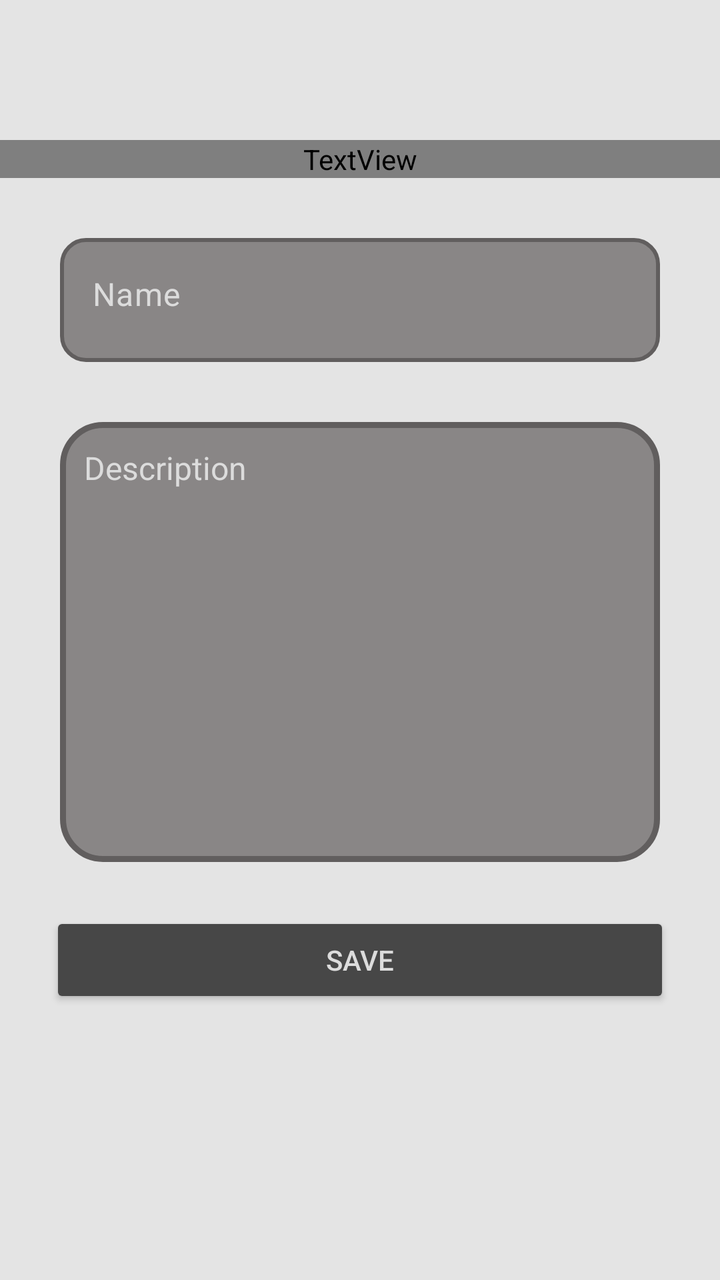
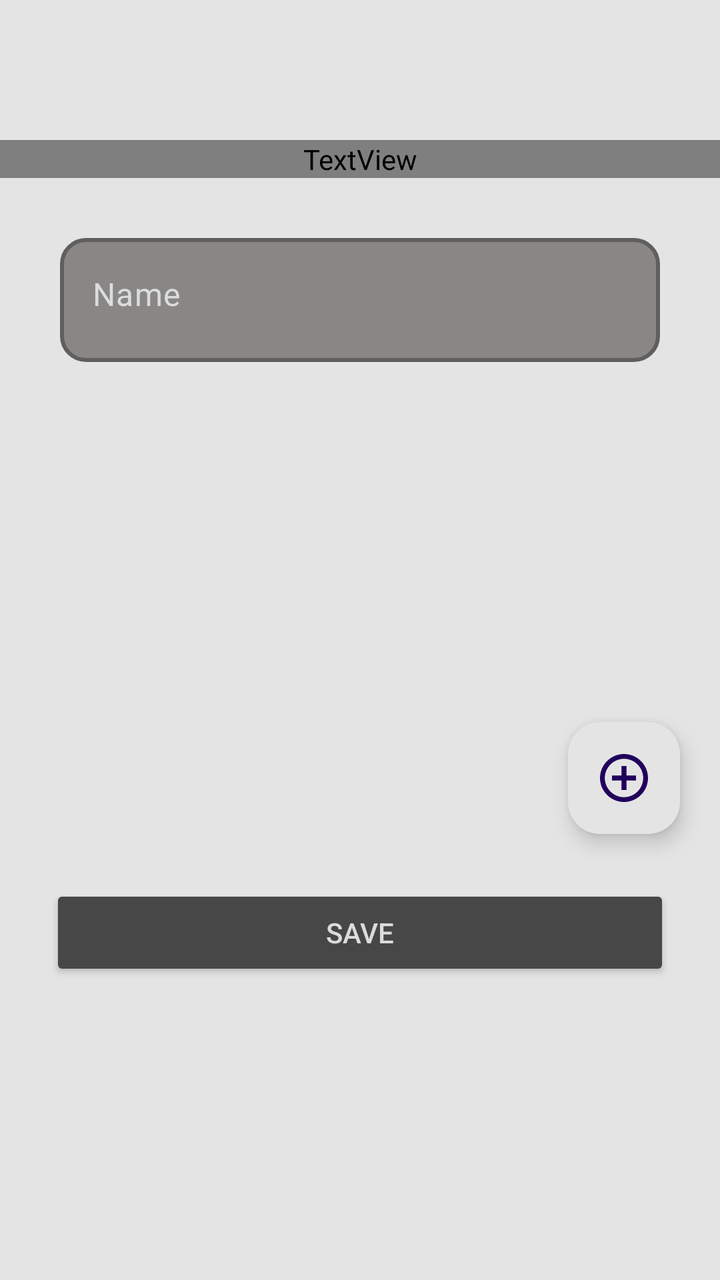

Screens rendered from an Android XML layout before and after an edit, with the pre-edit source and the edit as a unified diff.
<!-- AndroidManifest.xml: application theme Theme.Recipe -->
<!-- res/layout/activity_add_recipe.xml -->
<?xml version="1.0" encoding="utf-8"?>
<androidx.constraintlayout.widget.ConstraintLayout xmlns:android="http://schemas.android.com/apk/res/android"
    xmlns:app="http://schemas.android.com/apk/res-auto"
    xmlns:tools="http://schemas.android.com/tools"
    android:id="@+id/main"
    android:layout_width="match_parent"
    android:layout_height="match_parent"
    android:background="@color/background_main"
    tools:context=".AddRecipe">

    <TextView
        android:id="@+id/CreateRecipeTextView"
        android:layout_width="match_parent"
        android:layout_height="wrap_content"
        android:layout_marginTop="70dp"
        android:fontFamily="@font/adamina"
        android:gravity="center"
        android:text="Create Recipe"
        android:textColor="@color/my_textView_gray"
        android:textSize="40sp"
        app:layout_constraintTop_toTopOf="@id/main" />

    <EditText
        style="@style/Widget.Material3.AutoCompleteTextView.OutlinedBox"
        android:id="@+id/EditTextRecipe"
        android:layout_width="match_parent"
        android:layout_height="62dp"
        android:layout_margin="30dp"
        android:background="@drawable/textview_border"
        android:textColorHint="#DCDCDC"
        android:textColor="#DCDCDC"
        android:gravity="left"
        android:hint="Name"

        android:inputType="text"
        android:paddingBottom="5dp"
        app:layout_constraintTop_toBottomOf="@id/CreateRecipeTextView"
        tools:layout_editor_absoluteX="20dp" />
    <Space
        android:layout_width="match_parent"
        android:layout_height="12dp"
        tools:ignore="MissingConstraints" />

    <EditText
        android:id="@+id/edit_recipe_description"
        android:layout_width="match_parent"
        android:layout_height="220dp"
        android:layout_margin="30dp"
        android:background="@drawable/rounded_textview"
        android:textColorHint="#DCDCDC"
        android:textColor="#DCDCDC"
        android:gravity="top"
        android:hint="Description"
        android:inputType="textMultiLine"
        android:maxLines="5"
        android:padding="12dp"
        android:textSize="16sp"
        app:layout_constraintTop_toBottomOf="@+id/EditTextRecipe"
        tools:layout_editor_absoluteX="20dp" />

    <Button
        android:id="@+id/RecipeSaveButton"
        android:layout_width="match_parent"
        android:layout_height="wrap_content"
        android:layout_margin="25dp"
        android:layout_marginTop="164dp"
        android:backgroundTint="@color/my_textView_gray"
        android:text="Save"
        android:textColor="#DCDCDC"
        app:layout_constraintTop_toBottomOf="@id/edit_recipe_description"
        tools:layout_editor_absoluteX="34dp" />


</androidx.constraintlayout.widget.ConstraintLayout>
<!-- resources referenced by this layout -->
<resources>
  <color name="background_main">#E4E4E4</color>
  <color name="my_textView_gray">#474747</color>
  <!-- drawable rounded_textview (drawable) -->
  <shape xmlns:android="http://schemas.android.com/apk/res/android"
      android:shape="rectangle">
      <solid android:color="#898686" />
      <corners android:radius="20dp" />
      <stroke
          android:width="3dp"
          android:color="#615E5E" />
  </shape>
  <!-- drawable textview_border (drawable) -->
  <?xml version="1.0" encoding="utf-8"?>
  <shape xmlns:android="http://schemas.android.com/apk/res/android"
      android:shape="rectangle">
  
      
      <solid android:color="#898686" />
  
      
      <stroke
          android:width="2dp"
          android:color="#615E5E" />
  
      
      <corners android:radius="12dp" />
  </shape>
  <style name="Theme.Recipe" parent="Base.Theme.Recipe" />
  <style name="Base.Theme.Recipe" parent="Theme.Material3.DayNight.NoActionBar">
          
          
      </style>
</resources>

<!-- the commit's change to res/layout/activity_add_recipe.xml (unified diff, before → after) -->
@@ -41,34 +41,48 @@
         android:layout_height="12dp"
         tools:ignore="MissingConstraints" />
 
-    <EditText
-        android:id="@+id/edit_recipe_description"
+    <ScrollView
+        android:id="@+id/ScrollViewDescr"
         android:layout_width="match_parent"
-        android:layout_height="220dp"
-        android:layout_margin="30dp"
-        android:background="@drawable/rounded_textview"
-        android:textColorHint="#DCDCDC"
-        android:textColor="#DCDCDC"
-        android:gravity="top"
-        android:hint="Description"
-        android:inputType="textMultiLine"
-        android:maxLines="5"
-        android:padding="12dp"
-        android:textSize="16sp"
-        app:layout_constraintTop_toBottomOf="@+id/EditTextRecipe"
-        tools:layout_editor_absoluteX="20dp" />
+        android:layout_height="180dp"
+        app:layout_constraintTop_toBottomOf="@id/EditTextRecipe">
+        <LinearLayout
+            android:id="@+id/linearLayoutDescription"
+            android:layout_width="match_parent"
+            android:layout_height="match_parent"
+            android:orientation="vertical">
+
+        </LinearLayout>
+    </ScrollView>
+
+
+    <com.google.android.material.floatingactionbutton.FloatingActionButton
+        android:id="@+id/floatingActionButton"
+        android:layout_width="wrap_content"
+        android:layout_height="wrap_content"
+        android:layout_marginEnd="20dp"
+        android:backgroundTint="@color/background_main"
+        android:clickable="true"
+        android:contentDescription="@string/app_name"
+        app:layout_constraintTop_toBottomOf="@id/ScrollViewDescr"
+        app:layout_constraintEnd_toEndOf="parent"
+        app:srcCompat="@drawable/ic_add_recipe" />
 
     <Button
         android:id="@+id/RecipeSaveButton"
         android:layout_width="match_parent"
         android:layout_height="wrap_content"
         android:layout_margin="25dp"
-        android:layout_marginTop="164dp"
+        android:layout_marginTop="10dp"
         android:backgroundTint="@color/my_textView_gray"
         android:text="Save"
         android:textColor="#DCDCDC"
-        app:layout_constraintTop_toBottomOf="@id/edit_recipe_description"
-        tools:layout_editor_absoluteX="34dp" />
+        app:layout_constraintBottom_toBottomOf="parent"
+        app:layout_constraintEnd_toEndOf="parent"
+        app:layout_constraintHorizontal_bias="0.6"
+        app:layout_constraintStart_toStartOf="parent"
+        app:layout_constraintTop_toBottomOf="@id/ScrollViewDescr"
+        app:layout_constraintVertical_bias="0.311" />
 
 
 </androidx.constraintlayout.widget.ConstraintLayout>
<!-- resource entries referenced after the edit -->
@@ -2,15 +2,21 @@
 <resources>
   <color name="background_main">#E4E4E4</color>
   <color name="my_textView_gray">#474747</color>
-  <!-- drawable rounded_textview (drawable) -->
-  <shape xmlns:android="http://schemas.android.com/apk/res/android"
-      android:shape="rectangle">
-      <solid android:color="#898686" />
-      <corners android:radius="20dp" />
-      <stroke
-          android:width="3dp"
-          android:color="#615E5E" />
-  </shape>
+  <!-- drawable ic_add_recipe (drawable) -->
+  <vector xmlns:android="http://schemas.android.com/apk/res/android"
+      android:width="512dp"
+      android:height="512dp"
+      android:viewportWidth="512"
+      android:viewportHeight="512">
+    <path
+        android:pathData="M233,1c-19.9,1.8 -46.4,7.8 -64.9,14.6 -23.7,8.8 -52.9,25.4 -72.7,41.4 -10.1,8.2 -30.2,28.3 -38.4,38.4 -16,19.8 -32.6,49 -41.4,72.7 -12.4,33.6 -17.8,74.2 -14.6,109.7 1.9,21.6 7.6,47 14.6,66.1 8.8,23.7 25.4,52.9 41.4,72.7 8.2,10.1 28.3,30.2 38.4,38.4 19.8,16 49,32.6 72.7,41.4 33.6,12.4 74.2,17.8 109.7,14.6 21.6,-1.9 47,-7.6 66.1,-14.6 23.7,-8.8 52.9,-25.4 72.7,-41.4 10.1,-8.2 30.2,-28.3 38.4,-38.4 16,-19.8 32.6,-49 41.4,-72.7 7,-19.1 12.7,-44.5 14.6,-66.1 3.2,-35.5 -2.2,-76.1 -14.6,-109.7 -8.8,-23.7 -25.4,-52.9 -41.4,-72.7 -8.2,-10.1 -28.3,-30.2 -38.4,-38.4 -19.8,-16 -49,-32.6 -72.7,-41.4 -33.7,-12.4 -74.7,-17.8 -110.9,-14.6zM273.5,52c48.6,4.6 92.4,25.1 126.9,59.6 67.5,67.6 79.6,169.9 29.8,251.4 -15.7,25.7 -41.5,51.5 -67.2,67.2 -54.4,33.3 -118.8,39.7 -177.8,17.6 -27.9,-10.4 -52.3,-26.2 -73.6,-47.4 -62.5,-62.6 -78.1,-156.4 -39,-234.7 37.8,-75.7 118.5,-121.4 200.9,-113.7z"
+        android:fillColor="#000000"
+        android:strokeColor="#00000000"/>
+    <path
+        android:pathData="M230,179l0,51 -51,-0 -51,-0 0,26 0,26 51,-0 51,-0 0,51 0,51 26,-0 26,-0 0,-51 0,-51 51,-0 51,-0 0,-26 0,-26 -51,-0 -51,-0 0,-51 0,-51 -26,-0 -26,-0 0,51z"
+        android:fillColor="#000000"
+        android:strokeColor="#00000000"/>
+  </vector>
   <!-- drawable textview_border (drawable) -->
   <?xml version="1.0" encoding="utf-8"?>
   <shape xmlns:android="http://schemas.android.com/apk/res/android"
@@ -27,6 +33,7 @@
       
       <corners android:radius="12dp" />
   </shape>
+  <string name="app_name">Recipe</string>
   <style name="Theme.Recipe" parent="Base.Theme.Recipe" />
   <style name="Base.Theme.Recipe" parent="Theme.Material3.DayNight.NoActionBar">
           
